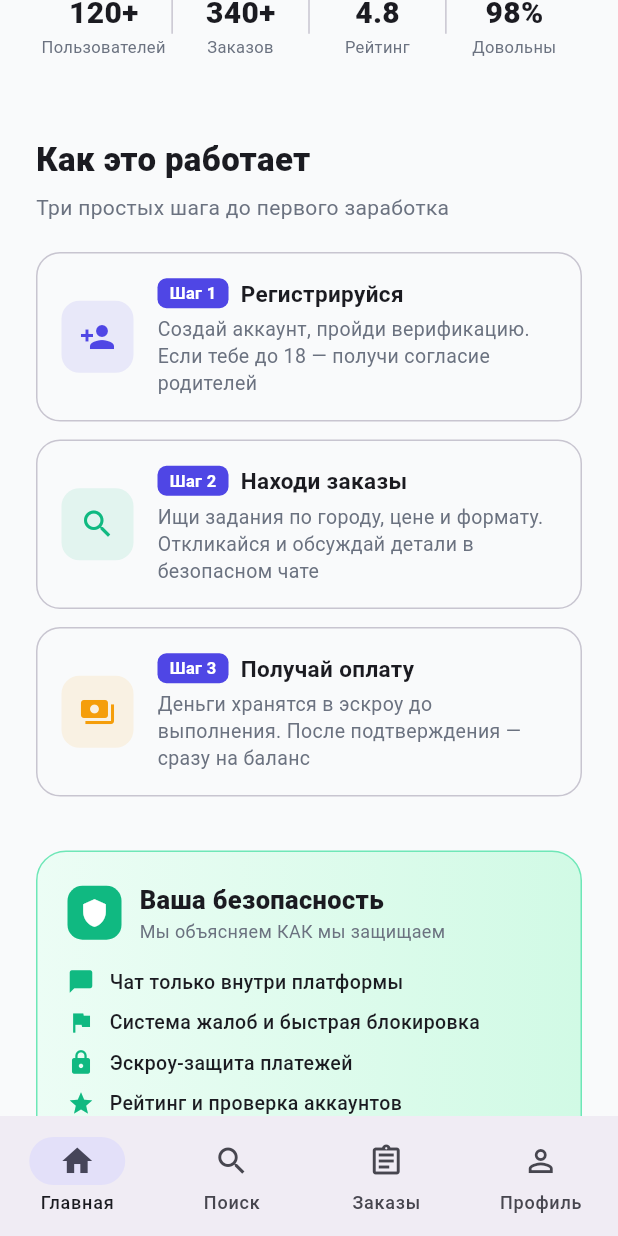
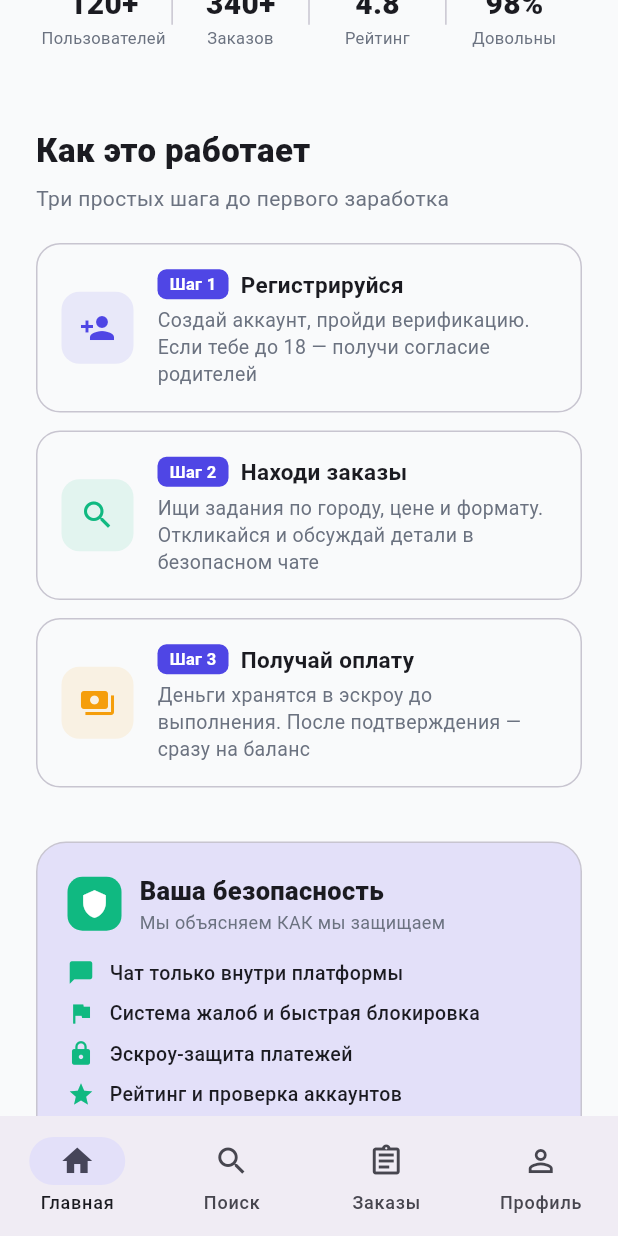
Before and after one commit to 1n8e/teen_biz, a Flutter app: the screen it shows after launch, scrolled down 576 dp, on a phone screen of 412 x 824 dp. Run offline on Flutter 3.47's test engine with Material 3 defaults, Android fonts, the phone set to English and light mode, and no system bars.

Commit message:
Apply AI_RESPONSIVE_UI_GUIDE: layout fixes + dark theme colors
- Flexible/Expanded for text in Rows (overflow prevention):
  home_screen: _stepCard title, _tariffRow column, _safetyItem text
  search_screen: executor name in card
  order_screen: order title in my-orders list

- Pinned CTA buttons (guide pattern) in OrderScreen steps 0 and 1

- Max width constraint (640px) for HomeScreen on web/tablet

- Replace all hardcoded light colors with theme-adaptive:
  profile_screen: 7 locations (avatars, badges, divider)
  search_screen: filter chips, avatar, age badge
  order_screen: confirm circle, progress bar inactive
  faq_screen: support box
  safety_screen: section5, offline tips + text colors
  policy_screen: info box
  home_screen: safety block gradient, monetization border

Co-Authored-By: Claude Sonnet 4.6 <noreply@anthropic.com>

```diff
--- a/lib/screens/faq_screen.dart
+++ b/lib/screens/faq_screen.dart
@@ -176,7 +176,7 @@ class _FaqScreenState extends State<FaqScreen> {
       margin: const EdgeInsets.all(16),
       padding: const EdgeInsets.all(16),
       decoration: BoxDecoration(
-        color: const Color(0xFFEDE9FE),
+        color: Theme.of(context).colorScheme.primaryContainer,
         borderRadius: BorderRadius.circular(16),
       ),
       child: Row(
--- a/lib/screens/home_screen.dart
+++ b/lib/screens/home_screen.dart
@@ -16,6 +16,9 @@ class _HomeScreenState extends State<HomeScreen> {
     return Scaffold(
       backgroundColor: AppTheme.surface,
       body: SafeArea(
+        child: Center(
+          child: ConstrainedBox(
+            constraints: const BoxConstraints(maxWidth: 640),
             child: SingleChildScrollView(
               child: Column(
                 crossAxisAlignment: CrossAxisAlignment.stretch,
@@ -29,6 +32,8 @@ class _HomeScreenState extends State<HomeScreen> {
                   _buildMonetization(),
                   _buildFooter(context),
                 ],
+              ),
+            ),
           ),
         ),
       ),
@@ -130,19 +135,25 @@ class _HomeScreenState extends State<HomeScreen> {
                 child: ElevatedButton.icon(
                   onPressed: () => Navigator.pushNamed(context, '/search'),
                   icon: const Icon(Icons.search),
-                  label: const Text('Найти исполнителя'),
+                  label: const Text(
+                    'Найти исполнителя',
+                    style: TextStyle(fontSize: 13),
+                  ),
                   style: ElevatedButton.styleFrom(
                     backgroundColor: Theme.of(context).colorScheme.surface,
                     foregroundColor: AppTheme.primary,
                   ),
                 ),
               ),
-              const SizedBox(width: 12),
+              const SizedBox(width: 6),
               Expanded(
                 child: OutlinedButton.icon(
                   onPressed: () => Navigator.pushNamed(context, '/register'),
                   icon: const Icon(Icons.trending_up),
-                  label: const Text('Начать зарабатывать'),
+                  label: const Text(
+                    'Начать зарабатывать',
+                    style: TextStyle(fontSize: 13),
+                  ),
                   style: OutlinedButton.styleFrom(
                     foregroundColor: Colors.white,
                     side: const BorderSide(color: Colors.white, width: 1.5),
@@ -298,11 +309,15 @@ class _HomeScreenState extends State<HomeScreen> {
                       ),
                     ),
                     const SizedBox(width: 8),
-                    Text(
+                    Flexible(
+                      child: Text(
                         data['title'] as String,
+                        maxLines: 1,
+                        overflow: TextOverflow.ellipsis,
                         style: const TextStyle(
                           fontWeight: FontWeight.w700,
                           fontSize: 15,
+                        ),
                       ),
                     ),
                   ],
@@ -329,11 +344,9 @@ class _HomeScreenState extends State<HomeScreen> {
       margin: const EdgeInsets.symmetric(horizontal: 24),
       padding: const EdgeInsets.all(20),
       decoration: BoxDecoration(
-        gradient: const LinearGradient(
-          colors: [Color(0xFFECFDF5), Color(0xFFD1FAE5)],
-        ),
+        color: Theme.of(context).colorScheme.secondaryContainer,
         borderRadius: BorderRadius.circular(20),
-        border: Border.all(color: const Color(0xFF6EE7B7)),
+        border: Border.all(color: Theme.of(context).colorScheme.outlineVariant),
       ),
       child: Column(
         crossAxisAlignment: CrossAxisAlignment.start,
@@ -349,12 +362,16 @@ class _HomeScreenState extends State<HomeScreen> {
                 child: const Icon(Icons.shield, color: Colors.white, size: 20),
               ),
               const SizedBox(width: 12),
-              const Column(
+              Expanded(
+                child: Column(
                   crossAxisAlignment: CrossAxisAlignment.start,
                   children: [
                     Text(
                       'Ваша безопасность',
-                    style: TextStyle(fontWeight: FontWeight.w800, fontSize: 17),
+                      style: TextStyle(
+                        fontWeight: FontWeight.w800,
+                        fontSize: 17,
+                      ),
                     ),
                     Text(
                       'Мы объясняем КАК мы защищаем',
@@ -364,6 +381,7 @@ class _HomeScreenState extends State<HomeScreen> {
                       ),
                     ),
                   ],
+                ),
               ),
             ],
           ),
@@ -393,9 +411,11 @@ class _HomeScreenState extends State<HomeScreen> {
         children: [
           Icon(icon, color: AppTheme.accent, size: 18),
           const SizedBox(width: 10),
-          Text(
+          Flexible(
+            child: Text(
               text,
               style: const TextStyle(fontSize: 13, fontWeight: FontWeight.w500),
+            ),
           ),
         ],
       ),
@@ -501,7 +521,7 @@ class _HomeScreenState extends State<HomeScreen> {
       decoration: BoxDecoration(
         color: Theme.of(context).colorScheme.surface,
         borderRadius: BorderRadius.circular(20),
-        border: Border.all(color: const Color(0xFFE5E7EB)),
+        border: Border.all(color: Theme.of(context).colorScheme.outlineVariant),
       ),
       child: Column(
         crossAxisAlignment: CrossAxisAlignment.start,
@@ -539,11 +559,14 @@ class _HomeScreenState extends State<HomeScreen> {
             child: Icon(icon, color: AppTheme.primary, size: 20),
           ),
           const SizedBox(width: 12),
-          Column(
+          Expanded(
+            child: Column(
               crossAxisAlignment: CrossAxisAlignment.start,
               children: [
                 Text(
                   title,
+                  maxLines: 1,
+                  overflow: TextOverflow.ellipsis,
                   style: const TextStyle(
                     fontWeight: FontWeight.w600,
                     fontSize: 14,
@@ -551,12 +574,15 @@ class _HomeScreenState extends State<HomeScreen> {
                 ),
                 Text(
                   sub,
+                  maxLines: 1,
+                  overflow: TextOverflow.ellipsis,
                   style: const TextStyle(
                     color: AppTheme.textSecondary,
                     fontSize: 12,
                   ),
                 ),
               ],
+            ),
           ),
         ],
       ),
--- a/lib/screens/policy_screen.dart
+++ b/lib/screens/policy_screen.dart
@@ -150,9 +150,9 @@ class _PolicyScreenState extends State<PolicyScreen>
             margin: const EdgeInsets.only(top: 8),
             padding: const EdgeInsets.all(14),
             decoration: BoxDecoration(
-              color: const Color(0xFFF0FDF4),
+              color: Theme.of(context).colorScheme.secondaryContainer,
               borderRadius: BorderRadius.circular(12),
-              border: Border.all(color: const Color(0xFFBBF7D0)),
+              border: Border.all(color: Theme.of(context).colorScheme.outlineVariant),
             ),
             child: const Row(
               children: [
```
Also changed, not shown: lib/screens/order_screen.dart (+39 -18 lines), lib/screens/profile_screen.dart (+7 -7 lines), lib/screens/safety_screen.dart (+8 -10 lines), lib/screens/search_screen.dart (+12 -8 lines). Lines whose indentation alone changed are shown as unchanged.
